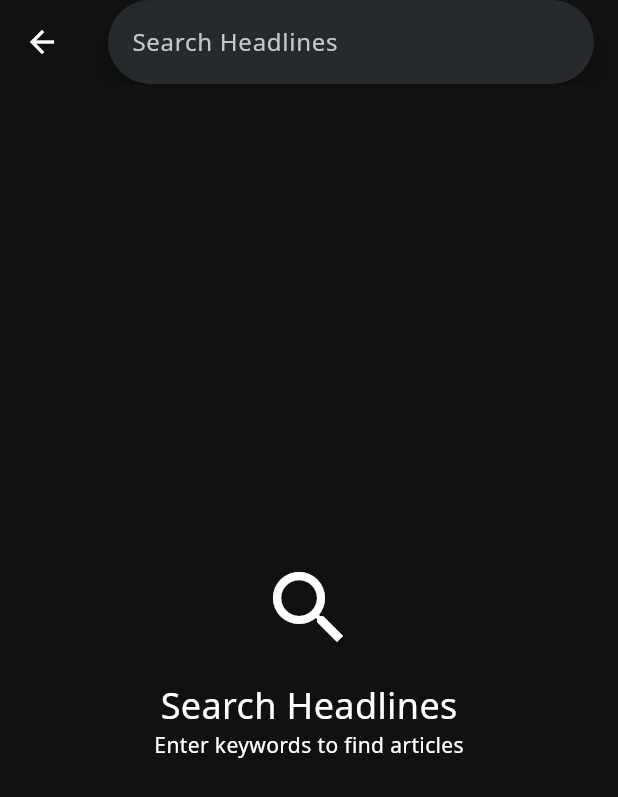
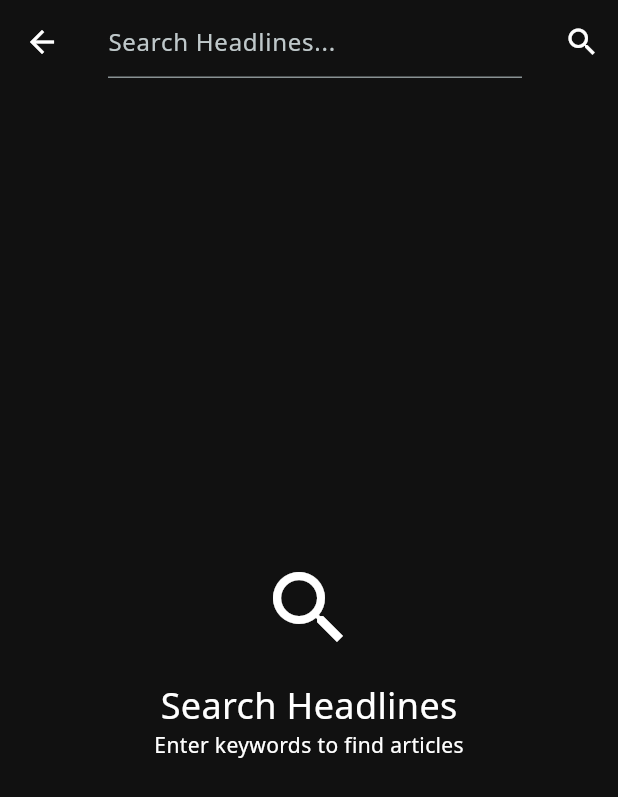
Before and after one commit to flutter-news-app-full-source-code/flutter-news-app-mobile-client-full-source-code, a Flutter app: the HeadlinesSearchView screen opened directly, on a phone screen of 412 x 824 dp. Shown: the top 797 px of the screen. Run offline on Flutter 3.47's test engine with Material 3 defaults, Android fonts, the phone set to English and light mode, and no system bars; our stand-ins replace bloc, bloc_concurrency, equatable, flex_color_scheme, flutter_bloc, go_router and 2 more; missing offline and left inert: flutter_adaptive_scaffold, ht_headlines_inmemory, ht_headlines_repository; generated files the repository leaves out were written again.

Commit message:
feat(search): improve headlines search UI
- Use shared state widgets
- Integrate search bar in AppBar
- Add search button to AppBar

```diff
--- a/lib/headlines-search/view/headlines_search_view.dart
+++ b/lib/headlines-search/view/headlines_search_view.dart
@@ -1,7 +1,11 @@
 import 'package:flutter/material.dart';
 import 'package:flutter_bloc/flutter_bloc.dart';
+import 'package:ht_headlines_repository/ht_headlines_repository.dart';
 import 'package:ht_main/headlines-feed/widgets/headline_item_widget.dart';
 import 'package:ht_main/headlines-search/bloc/headlines_search_bloc.dart';
+import 'package:ht_main/shared/widgets/failure_state_widget.dart';
+import 'package:ht_main/shared/widgets/initial_state_widget.dart';
+import 'package:ht_main/shared/widgets/loading_state_widget.dart';
 
 class HeadlinesSearchView extends StatelessWidget {
   const HeadlinesSearchView({super.key});
@@ -10,47 +14,69 @@ class HeadlinesSearchView extends StatelessWidget {
   Widget build(BuildContext context) {
     return Scaffold(
       appBar: AppBar(
-        title: SearchBar(
-          hintText: 'Search Headlines',
+        title: TextField(
+          decoration: const InputDecoration(
+            hintText: 'Search Headlines...',
+          ),
           onChanged: (value) {
-            context
-                .read<HeadlinesSearchBloc>()
-                .add(HeadlinesSearchTermChanged(searchTerm: value));
-          },
-          onSubmitted: (value) {
-            context.read<HeadlinesSearchBloc>().add(HeadlinesSearchRequested());
+            context.read<HeadlinesSearchBloc>().add(
+                  HeadlinesSearchTermChanged(searchTerm: value),
+                );
           },
         ),
+        actions: [
+          IconButton(
+            icon: const Icon(Icons.search),
+            onPressed: () {
+              context.read<HeadlinesSearchBloc>().add(
+                    HeadlinesSearchRequested(),
+                  );
+            },
+          ),
+        ],
       ),
       body: BlocBuilder<HeadlinesSearchBloc, HeadlinesSearchState>(
         builder: (context, state) {
-          if (state is HeadlinesSearchInitial) {
-            return const Center(
-              child: Column(
-                mainAxisAlignment: MainAxisAlignment.center,
-                children: [
-                  Icon(Icons.search, size: 64),
-                  SizedBox(height: 16),
-                  Text('Search Headlines', style: TextStyle(fontSize: 24)),
-                  Text('Enter keywords to find articles'),
-                ],
+          return switch (state) {
+            HeadlinesSearchInitial() => const InitialStateWidget(
+                icon: Icons.search,
+                headline: 'Search Headlines',
+                subheadline: 'Enter keywords to find articles',
               ),
-            );
-          } else if (state is HeadlinesSearchLoading) {
-            return const Center(child: CircularProgressIndicator());
-          } else if (state is HeadlinesSearchLoaded) {
-            return ListView.builder(
-              itemCount: state.headlines.length,
-              itemBuilder: (context, index) {
-                return HeadlineItemWidget(headline: state.headlines[index]);
-              },
-            );
-          } else if (state is HeadlinesSearchError) {
-            return Center(child: Text(state.message));
-          }
-          return Container(); // Should never reach here
+            HeadlinesSearchLoading() => const LoadingStateWidget(
+                icon: Icons.hourglass_empty,
+                headline: 'Loading...',
+                subheadline: 'Fetching headlines',
+              ),
+            HeadlinesSearchLoaded(:final headlines) =>
+              _HeadlinesSearchLoadedView(headlines: headlines),
+            HeadlinesSearchError(:final message) => FailureStateWidget(
+                message: message,
+                onRetry: () {
+                  context
+                      .read<HeadlinesSearchBloc>()
+                      .add(HeadlinesSearchRequested());
+                },
+              ),
+          };
         },
       ),
     );
   }
 }
+
+class _HeadlinesSearchLoadedView extends StatelessWidget {
+  const _HeadlinesSearchLoadedView({required this.headlines});
+
+  final List<Headline> headlines;
+
+  @override
+  Widget build(BuildContext context) {
+    return ListView.builder(
+      itemCount: headlines.length,
+      itemBuilder: (context, index) {
+        return HeadlineItemWidget(headline: headlines[index]);
+      },
+    );
+  }
+}
--- a/lib/shared/widgets/initial_state_widget.dart
+++ b/lib/shared/widgets/initial_state_widget.dart
@@ -1,12 +1,29 @@
 import 'package:flutter/material.dart';
 
 class InitialStateWidget extends StatelessWidget {
-  const InitialStateWidget({super.key});
+  const InitialStateWidget({
+    required this.icon,
+    required this.headline,
+    required this.subheadline,
+    super.key,
+  });
+
+  final IconData icon;
+  final String headline;
+  final String subheadline;
 
   @override
   Widget build(BuildContext context) {
-    return const Center(
-      child: Text('Initial State'),
+    return Center(
+      child: Column(
+        mainAxisAlignment: MainAxisAlignment.center,
+        children: [
+          Icon(icon, size: 64),
+          const SizedBox(height: 16),
+          Text(headline, style: const TextStyle(fontSize: 24)),
+          Text(subheadline),
+        ],
+      ),
     );
   }
 }
--- a/pubspec.yaml
+++ b/pubspec.yaml
@@ -1,6 +1,6 @@
 name: ht_main
 description: main headlines toolkit mobile app.
-version: 0.17.0
+version: 0.19.0
 publish_to: none
 repository: https://github.com/headlines-toolkit/ht-main
 environment:
```
Also changed, not shown: lib/headlines-feed/view/headlines_feed_page.dart (+13 -5 lines), lib/shared/widgets/loading_state_widget.dart (+22 -3 lines), 3 other files.
